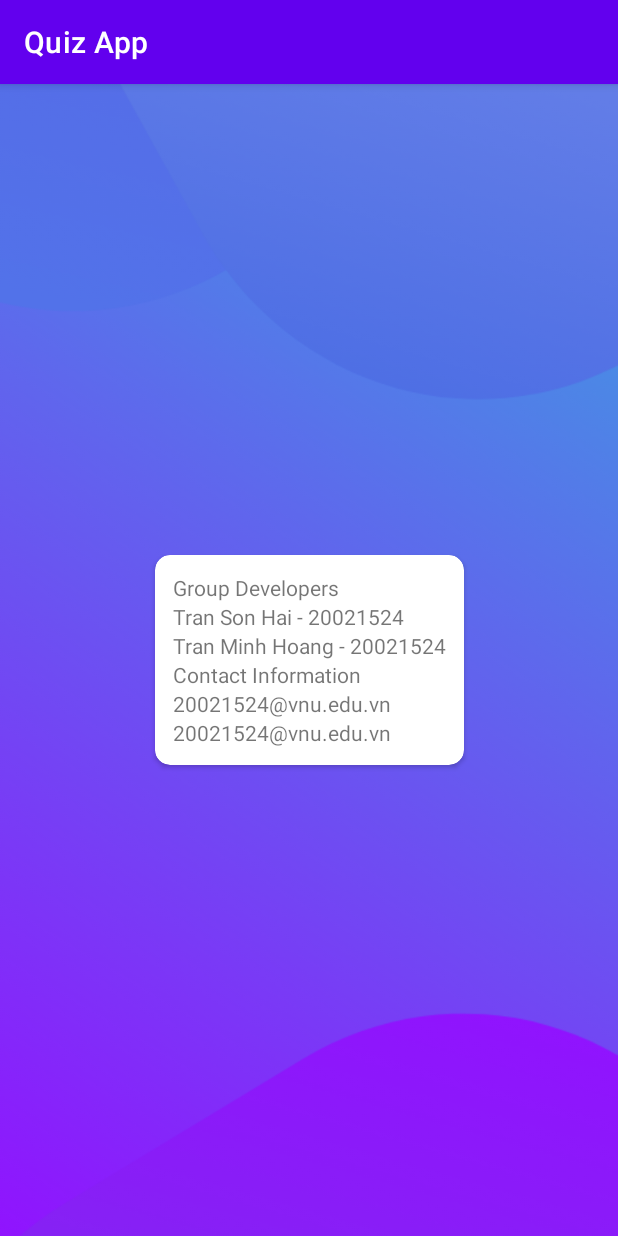
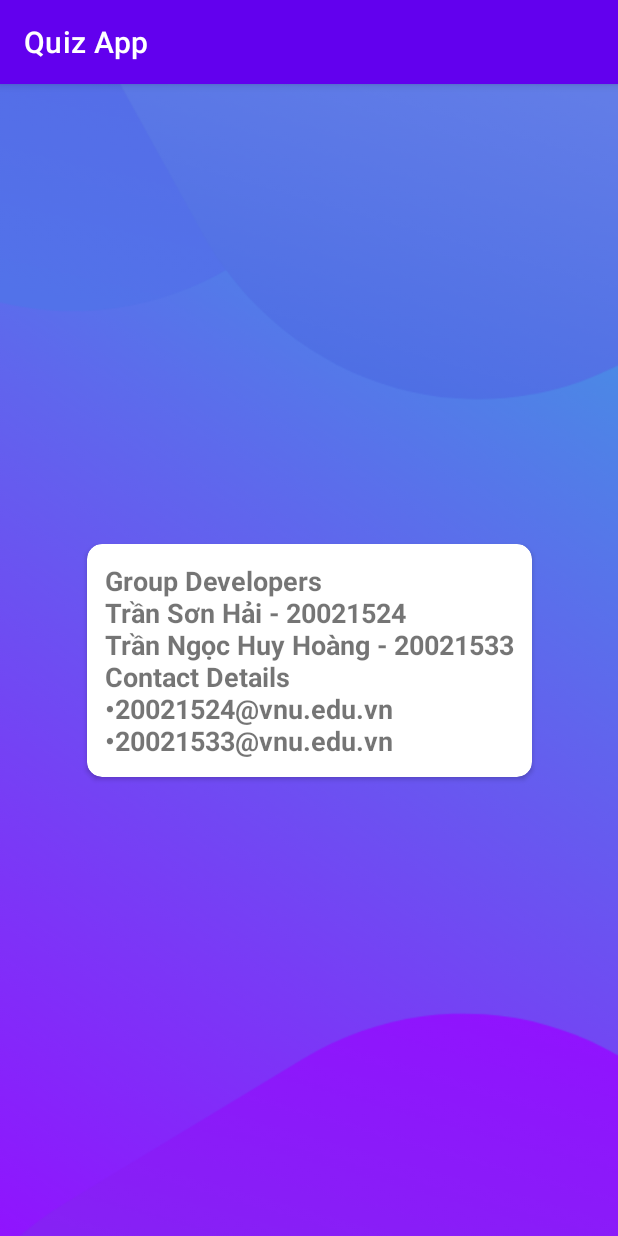
Before and after one commit to SonHai-code/Mobile--app, an Android app: the fragment HistoryFragment placed in its activity, in the options menu, after a tap on "Information", on a phone screen of 412 x 824 dp. Run offline under Robolectric (Android 15) with nearby library versions, the phone set to English and light mode, and no system bars.

Commit message:
Complete informationFragment

```diff
--- a/app/src/main/java/com/example/quizapp/Histories.java
+++ b/app/src/main/java/com/example/quizapp/Histories.java
@@ -3,7 +3,7 @@ package com.example.quizapp;
 import java.util.ArrayList;
 
 public class Histories {
-    public static final ArrayList<History> historiesList = new ArrayList<>();
+    public static final ArrayList<History> historiesList = new ArrayList<>(){};
 
     public static ArrayList<History> setHistories(int index, History history) {
        historiesList.add(index, history);
--- a/app/src/main/java/com/example/quizapp/HistoryFragment.java
+++ b/app/src/main/java/com/example/quizapp/HistoryFragment.java
@@ -1,7 +1,9 @@
 package com.example.quizapp;
 
+import android.annotation.SuppressLint;
 import android.os.Bundle;
 
+import androidx.annotation.NonNull;
 import androidx.fragment.app.Fragment;
 import androidx.recyclerview.widget.LinearLayoutManager;
 import androidx.recyclerview.widget.RecyclerView;
@@ -9,12 +11,12 @@ import androidx.recyclerview.widget.RecyclerView;
 import android.view.LayoutInflater;
 import android.view.View;
 import android.view.ViewGroup;
-import android.widget.LinearLayout;
-import android.widget.Toast;
 
 import com.example.quizapp.databinding.FragmentHistoryBinding;
 
+import java.text.SimpleDateFormat;
 import java.util.ArrayList;
+import java.util.Calendar;
 import java.util.List;
 
 public class HistoryFragment extends Fragment {
@@ -28,8 +30,7 @@ public class HistoryFragment extends Fragment {
 
 
     @Override
-    public View onCreateView(LayoutInflater inflater, ViewGroup container,
-                             Bundle savedInstanceState) {
+    public View onCreateView(@NonNull LayoutInflater inflater, ViewGroup container, Bundle savedInstanceState) {
         binding = FragmentHistoryBinding.inflate(inflater, container, false);
 
         if (this.getArguments() != null) {
@@ -51,15 +52,12 @@ public class HistoryFragment extends Fragment {
         return binding.getRoot();
     }
 
-    private List<History> getListHistories() {
-        String scoreString = Integer.toString(mCorrectAnswers) + "/" + Integer.toString(mTotalQuestions);
-         Histories.setHistories(mNumberOfHistories, new History(scoreString, mCategory, mDifficulty, "9/12/2022"));
-
-//        List<History> list = new ArrayList<>(){};
-//        String scoreString = Integer.toString(mCorrectAnswers) + "/" + Integer.toString(mTotalQuestions);
-//        list.add(new History(scoreString, mCategory, mDifficulty, "6/12/2022"));
 
 
+    private List<History> getListHistories() {
+        String scoreString = mCorrectAnswers + "/" + mTotalQuestions;
+        @SuppressLint("SimpleDateFormat") SimpleDateFormat simpleDateFormat = new SimpleDateFormat("dd-MM-yyyy");
+         Histories.setHistories(mNumberOfHistories, new History(scoreString, mCategory, mDifficulty, simpleDateFormat.format(Calendar.getInstance().getTime())));
         return Histories.historiesList;
     }
 }
--- a/app/src/main/java/com/example/quizapp/QuizQuestionsActivity.java
+++ b/app/src/main/java/com/example/quizapp/QuizQuestionsActivity.java
@@ -10,17 +10,17 @@ import android.graphics.Typeface;
 import android.os.Bundle;
 import android.view.View;
 import android.widget.TextView;
-import android.widget.Toast;
 
 import com.example.quizapp.databinding.ActivityQuizQuestionsBinding;
 
 
 import java.util.ArrayList;
+import java.util.Collections;
 
 public class QuizQuestionsActivity extends AppCompatActivity implements View.OnClickListener {
     ActivityQuizQuestionsBinding binding;
     private int mCurrentPosition = 1 ; //The position of current question out of 10
-    private ArrayList<Question> mQuestionsList = new ArrayList<Question>();
+    private ArrayList<Question> mQuestionsList = new ArrayList<>();
     private int mCurrentSelectedPosition = 0; // The position of selected choice
     private int mCorrectAnswers = 0;
     private String mUserName;
@@ -41,6 +41,8 @@ public class QuizQuestionsActivity extends AppCompatActivity implements View.OnC
 
         // mQuestionList will contain 10 questions of each type-difficulty
         mQuestionsList = Constants.getQuestions(mDifficulty, mCategory);
+
+        Collections.shuffle(mQuestionsList);
 
         setQuestion();
 
--- a/app/src/main/java/com/example/quizapp/ResultActivity.java
+++ b/app/src/main/java/com/example/quizapp/ResultActivity.java
@@ -4,9 +4,7 @@ import androidx.appcompat.app.AppCompatActivity;
 
 import android.annotation.SuppressLint;
 import android.content.Intent;
-import android.media.session.MediaSession;
 import android.os.Bundle;
-import android.os.Parcelable;
 
 import com.example.quizapp.databinding.ActivityResultBinding;
 
--- a/app/src/main/res/layout/activity_information.xml
+++ b/app/src/main/res/layout/activity_information.xml
@@ -28,27 +28,10 @@
             <TextView
                 android:layout_width="match_parent"
                 android:layout_height="wrap_content"
-                android:text="Group Developers"/>
-            <TextView
-                android:layout_width="match_parent"
-                android:layout_height="wrap_content"
-                android:text="Tran Son Hai - 20021524"/>
-            <TextView
-                android:layout_width="match_parent"
-                android:layout_height="wrap_content"
-                android:text="Tran Minh Hoang - 20021524"/>
-            <TextView
-                android:layout_width="match_parent"
-                android:layout_height="wrap_content"
-                android:text="Contact Information"/>
-            <TextView
-                android:layout_width="match_parent"
-                android:layout_height="wrap_content"
-                android:text="20021524@vnu.edu.vn"/>
-            <TextView
-                android:layout_width="match_parent"
-                android:layout_height="wrap_content"
-                android:text="20021524@vnu.edu.vn"/>
+                android:textSize="18sp"
+                android:textStyle="bold"
+                android:text="Group Developers \nTrần Sơn Hải - 20021524\nTrần Ngọc Huy Hoàng - 20021533\nContact Details\n\u202220021524@vnu.edu.vn\n\u202220021533@vnu.edu.vn"/>
+
         </LinearLayout>
 
 
--- a/app/src/main/res/layout/fragment_difficulty.xml
+++ b/app/src/main/res/layout/fragment_difficulty.xml
@@ -24,6 +24,7 @@
                 android:layout_height="wrap_content"
                 android:layout_marginTop="10dp"
                 android:text="Let's choose the difficulty"
+                android:gravity="center"
                 android:textColor="@android:color/white"
                 android:textSize="28sp"
                 android:textStyle="bold"
--- a/app/src/main/res/layout/fragment_home.xml
+++ b/app/src/main/res/layout/fragment_home.xml
@@ -39,6 +39,7 @@
                 android:textColor="@android:color/white"
                 android:textSize="28sp"
                 android:textStyle="bold"
+                android:gravity="center"
                 app:layout_constraintEnd_toEndOf="parent"
                 app:layout_constraintHorizontal_bias="0.494"
                 app:layout_constraintStart_toStartOf="parent"
```
Also changed, not shown: app/src/main/java/com/example/quizapp/HomeActivity.java (+18 -26 lines).
